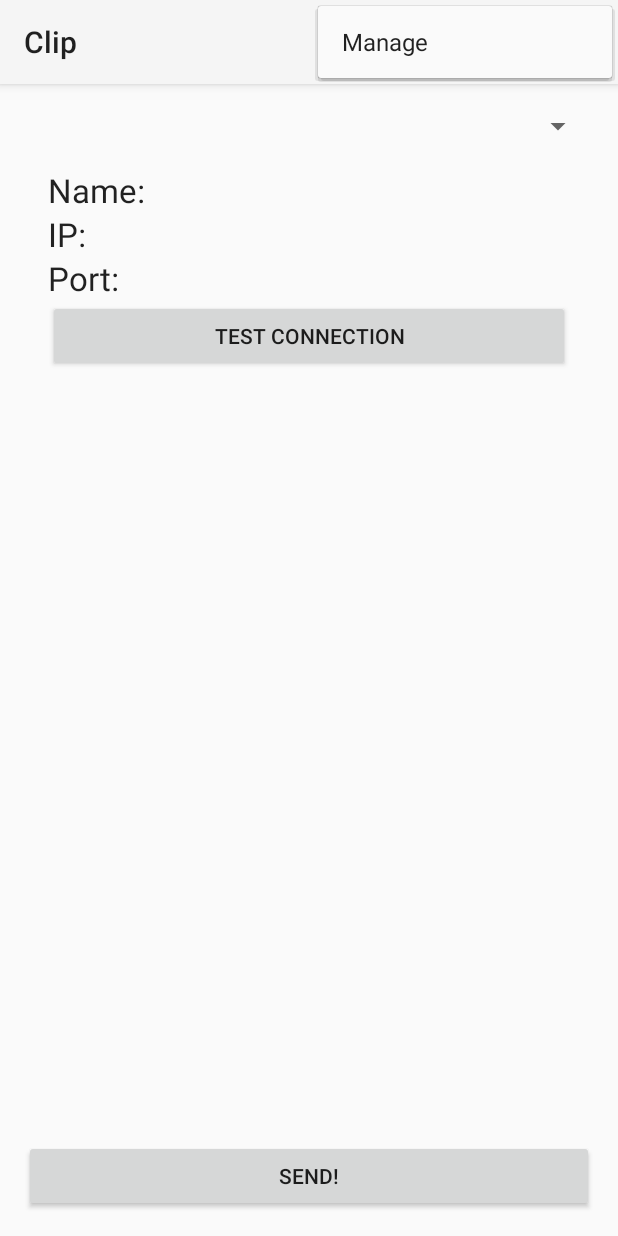
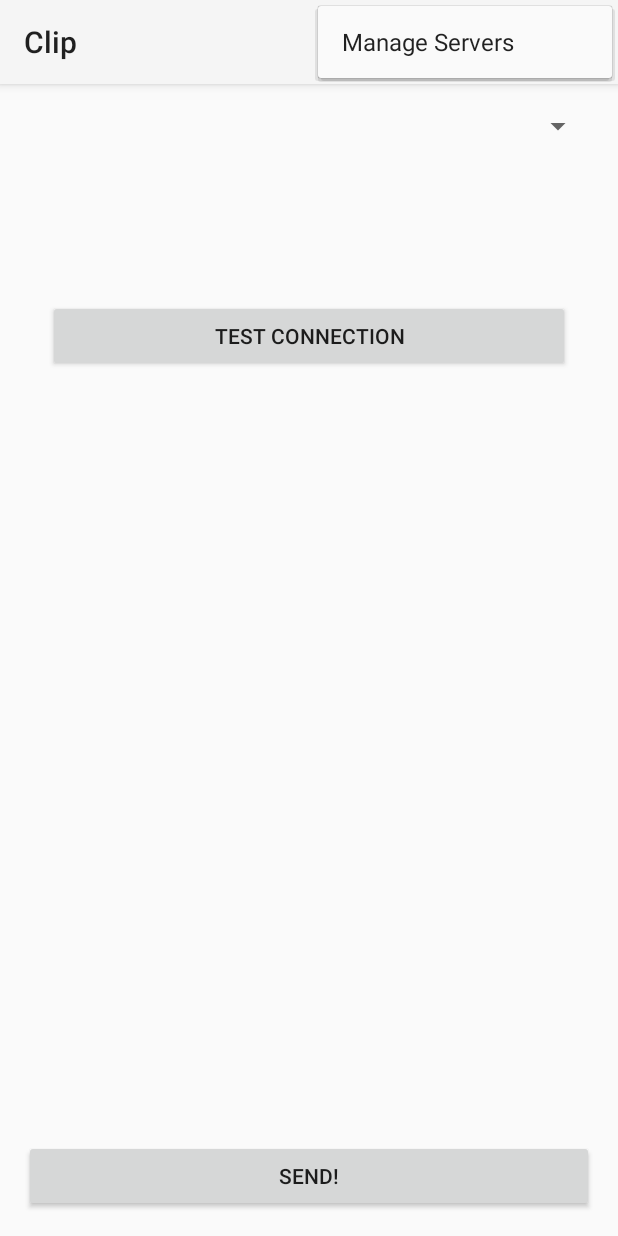
Before and after one commit to JorisvanWinden/Clip, an Android app: the screen it shows after launch (Main), with the options menu open, on a phone screen of 412 x 824 dp. Run offline under Robolectric (Android 15) with nearby library versions, the phone set to English and light mode, and no system bars.

Commit message:
Add a lot of strings, fix all lint warnings

```diff
--- a/build.gradle
+++ b/build.gradle
@@ -30,6 +30,10 @@ android {
 			jniDebugBuild false
 		}
 	}
+
+	lintOptions {
+		abortOnError false
+	}
 }
 
 dependencies {
--- a/src/main/java/com/jvw/clip/Main.java
+++ b/src/main/java/com/jvw/clip/Main.java
@@ -54,7 +54,7 @@ public class Main extends ActionBarActivity implements View.OnClickListener, Ada
 			Socket socket = channel.socket();
 			DataInputStream in = new DataInputStream(socket.getInputStream());
 			DataOutputStream out = new DataOutputStream(socket.getOutputStream());
-			boolean result = in.readBoolean();
+			in.readBoolean();
 			out.writeUTF(msg);
 			in.close();
 			out.close();
--- a/src/main/java/com/jvw/clip/Manage.java
+++ b/src/main/java/com/jvw/clip/Manage.java
@@ -21,11 +21,11 @@ public class Manage extends ActionBarActivity {
 	@Override
 	protected void onCreate(Bundle savedInstanceState) {
 		super.onCreate(savedInstanceState);
+
 		setContentView(R.layout.activity_manage);
 
 		layout = (ViewGroup) findViewById(R.id.manage_layout);
 		data = new ServerDataBase(this);
-
 	}
 
 	@Override
@@ -56,7 +56,7 @@ public class Manage extends ActionBarActivity {
 			public void onClick(View v) {
 				int position = layout.indexOfChild(view);
 				layout.removeViewAt(position);
-				data.removeServer(new Server(name, ip, port));
+				data.removeServer(name, ip, port);
 			}
 		});
 		layout.addView(view, 0);
--- a/src/main/res/layout/activity_main.xml
+++ b/src/main/res/layout/activity_main.xml
@@ -49,7 +49,6 @@
 			android:layout_alignParentLeft="true"
 			android:layout_alignParentStart="true"
 			android:layout_below="@+id/clip_info_name_textview"
-			android:text="IP:"
 			android:textAppearance="?android:attr/textAppearanceLarge"/>
 
 		<TextView
@@ -59,7 +58,6 @@
 			android:layout_alignParentLeft="true"
 			android:layout_alignParentStart="true"
 			android:layout_alignParentTop="true"
-			android:text="Name:"
 			android:textAppearance="?android:attr/textAppearanceLarge"/>
 
 		<TextView
@@ -69,7 +67,6 @@
 			android:layout_alignParentLeft="true"
 			android:layout_alignParentStart="true"
 			android:layout_below="@+id/clip_info_ip_textview"
-			android:text="Port:"
 			android:textAppearance="?android:attr/textAppearanceLarge"/>
 
 		<Button
@@ -81,7 +78,7 @@
 			android:layout_alignParentRight="true"
 			android:layout_alignParentStart="true"
 			android:layout_below="@+id/clip_info_port_textview"
-			android:text="Test Connection"/>
+			android:text="@string/test_connection"/>
 	</RelativeLayout>
 
 </RelativeLayout>
--- a/src/main/res/layout/dialog_add_dest.xml
+++ b/src/main/res/layout/dialog_add_dest.xml
@@ -10,7 +10,7 @@
 		android:id="@+id/add_dest_name_edittext"
 		android:layout_width="match_parent"
 		android:layout_height="wrap_content"
-		android:hint="John's PC"
+		android:hint="@string/name_hint"
 		android:inputType="textPersonName"/>
 
 	<EditText
@@ -19,7 +19,7 @@
 		android:layout_height="wrap_content"
 		android:digits="0123456789."
 		android:ems="10"
-		android:hint="@string/example_ip"
+		android:hint="@string/ip_hint"
 		android:inputType="phone"/>
 
 	<EditText
@@ -27,6 +27,6 @@
 		android:layout_width="match_parent"
 		android:layout_height="wrap_content"
 		android:ems="10"
-		android:hint="60607"
+		android:hint="@string/port_hint"
 		android:inputType="number"/>
 </LinearLayout>
--- a/src/main/res/layout/manage_item.xml
+++ b/src/main/res/layout/manage_item.xml
@@ -13,7 +13,6 @@
 		android:layout_alignParentLeft="true"
 		android:layout_alignParentStart="true"
 		android:layout_alignParentTop="true"
-		android:text="Joris pc"
 		android:textAppearance="?android:attr/textAppearanceLarge"/>
 
 	<TextView
@@ -23,8 +22,7 @@
 		android:layout_alignParentLeft="true"
 		android:layout_alignParentStart="true"
 		android:layout_below="@+id/manage_name_textview"
-		android:text="192.168.1.39:60607"
-		android:textAppearance="@android:style/TextAppearance.DeviceDefault.Small"/>
+		android:textAppearance="?android:attr/textAppearanceSmall"/>
 
 	<ImageButton
 		android:id="@+id/manage_remove_button"
@@ -35,5 +33,6 @@
 		android:layout_alignParentTop="true"
 		android:layout_centerVertical="true"
 		android:background="@android:color/transparent"
+		android:contentDescription="@string/content_description"
 		android:src="@drawable/ic_action_remove"/>
 </RelativeLayout>
--- a/src/main/res/layout/spinner_item.xml
+++ b/src/main/res/layout/spinner_item.xml
@@ -6,5 +6,4 @@
 	android:layout_width="fill_parent"
 	android:layout_height="wrap_content"
 	android:padding="8dp"
-	android:text="Large Text"
 	android:textAppearance="?android:attr/textAppearanceLarge"/>
--- a/src/main/res/menu/main.xml
+++ b/src/main/res/menu/main.xml
@@ -1,7 +1,10 @@
 <?xml version="1.0" encoding="utf-8"?>
 
-<menu xmlns:android="http://schemas.android.com/apk/res/android">
+<menu xmlns:android="http://schemas.android.com/apk/res/android"
+      xmlns:clip="http://schemas.android.com/apk/res-auto">
 	<item
 		android:id="@+id/clip_manage"
-		android:title="Manage"/>
+		android:showAsAction="never"
+		android:title="@string/manage"
+		clip:showAsAction="never"/>
 </menu>
--- a/src/main/res/menu/manage.xml
+++ b/src/main/res/menu/manage.xml
@@ -1,11 +1,12 @@
 <menu xmlns:android="http://schemas.android.com/apk/res/android"
+      xmlns:clip="http://schemas.android.com/apk/res-auto"
       xmlns:tools="http://schemas.android.com/tools"
       tools:context="com.jvw.clip.Manage">
 	<item
 		android:id="@+id/manage_add"
 		android:icon="@drawable/ic_action_new"
 		android:showAsAction="ifRoom"
-		android:title="Add"
+		android:title="@string/add"
+		clip:showAsAction="ifRoom"
 		/>
-
 </menu>
```
Also changed, not shown: src/main/AndroidManifest.xml (+0 -7 lines), src/main/java/com/jvw/clip/ServerDataBase.java (+6 -2 lines), src/main/res/values/strings.xml (+7 -4 lines).
